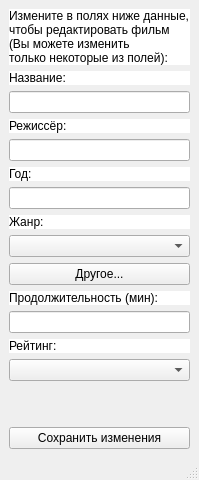
First picture: the form in My_Project/change_film.ui, repository alizalas/QtProject, before the edit.
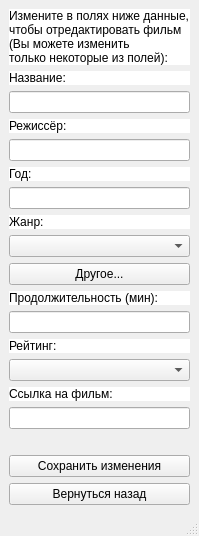
Second picture: the form after the edit.

What changed in the file:
```diff
--- a/My_Project/change_film.ui
+++ b/My_Project/change_film.ui
@@ -7,7 +7,7 @@
     <x>0</x>
     <y>0</y>
     <width>183</width>
-    <height>477</height>
+    <height>532</height>
    </rect>
   </property>
   <property name="windowTitle">
@@ -22,7 +22,7 @@
       </property>
       <property name="text">
        <string>Измените в полях ниже данные,
-чтобы редактировать фильм
+чтобы отредактировать фильм
 (Вы можете изменить
 только некоторые из полей):</string>
       </property>
@@ -115,11 +115,17 @@
     </item>
     <item>
      <widget class="QLabel" name="label_4">
+      <property name="styleSheet">
+       <string notr="true">background-color: rgb(255, 255, 255);</string>
+      </property>
       <property name="text">
-       <string/>
+       <string>Ссылка на фильм:</string>
       </property>
      </widget>
     </item>
+    <item>
+     <widget class="QLineEdit" name="link"/>
+    </item>
     <item>
      <widget class="QLabel" name="label_9">
       <property name="text">
@@ -134,6 +140,13 @@
       </property>
      </widget>
     </item>
+    <item>
+     <widget class="QPushButton" name="returne">
+      <property name="text">
+       <string>Вернуться назад</string>
+      </property>
+     </widget>
+    </item>
    </layout>
   </widget>
   <widget class="QMenuBar" name="menubar">
```
